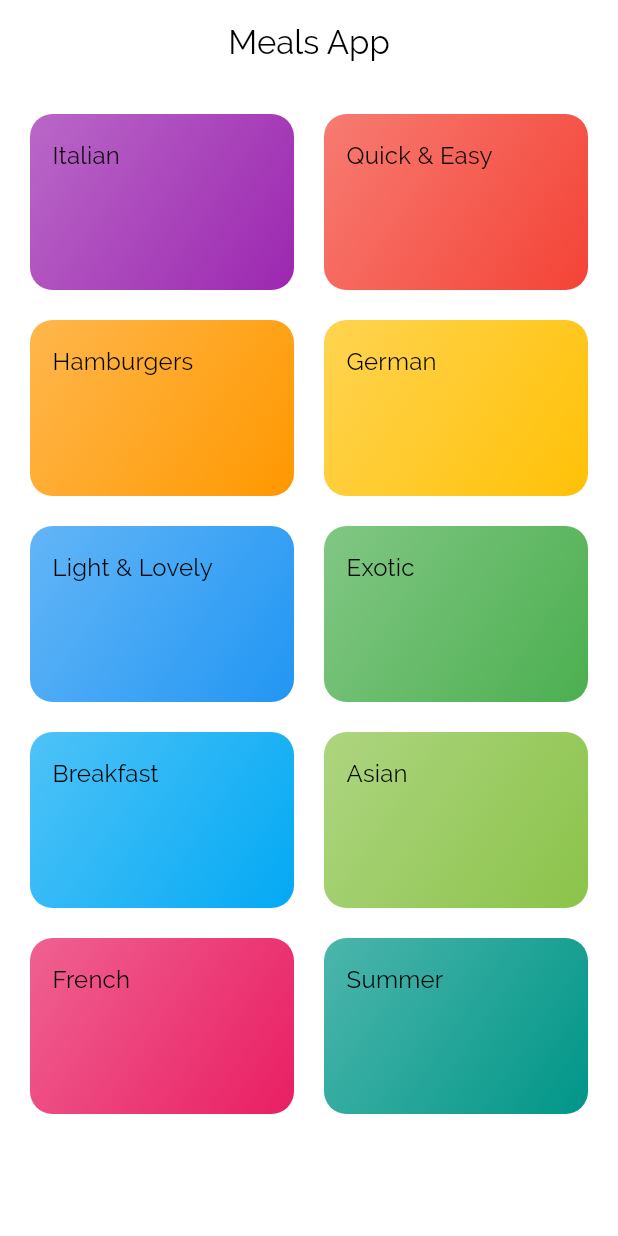
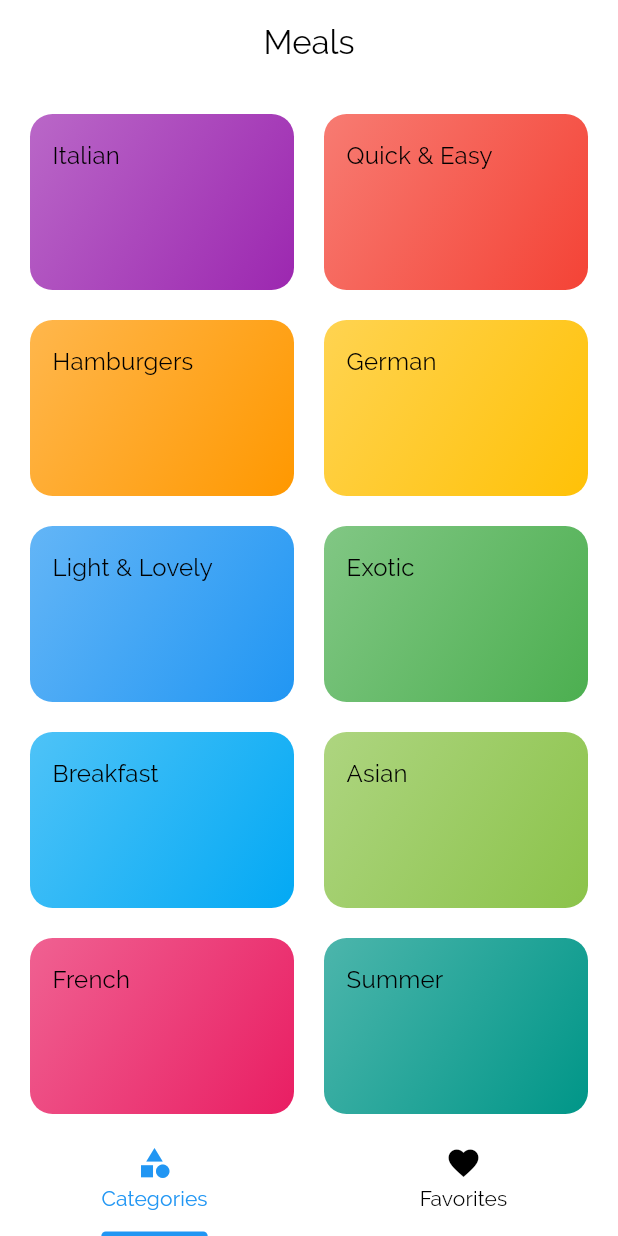
Before and after one commit to Braulio08/meals_app, a Flutter app: the screen it shows after launch, on a phone screen of 412 x 824 dp. Run offline on Flutter 3.47's test engine with Material 2 defaults, Android fonts, the phone set to English and light mode, and no system bars; drawn by our look-alikes of dynamic_color.

Commit message:
Adding TabBar

```diff
--- a/lib/main.dart
+++ b/lib/main.dart
@@ -1,6 +1,7 @@
 import 'package:flutter/material.dart';
 import 'package:dynamic_color/dynamic_color.dart';
-import './screens/categories_screen.dart';
+import '../screens/tabs_screen.dart';
+import '../screens/meal_detail_screen.dart';
 import './screens/category_meals_screen.dart';
 
 void main() {
@@ -35,9 +36,9 @@ class MyApp extends StatelessWidget {
         themeMode: ThemeMode.system,
         initialRoute: '/',
         routes: {
-          '/': (context) => const CategoriesScreen(),
-          CategoryMealsScreen.routeName: (context) =>
-              const CategoryMealsScreen(),
+          '/': (context) => const TabsScreen(),
+          CategoryMealsScreen.routeName: (context) => const CategoryMealsScreen(),
+          MealDetailsScreen.routeName: (context) => const MealDetailsScreen(),
         },
       );
     });
--- a/lib/screens/categories_screen.dart
+++ b/lib/screens/categories_screen.dart
@@ -9,7 +9,7 @@ class CategoriesScreen extends StatelessWidget {
   Widget build(BuildContext context) {
     return Scaffold(
       appBar: AppBar(
-        title: const Text('Meals App'),
+        title: const Text('Meals'),
         centerTitle: true,
       ),
       body: GridView(
--- a/lib/screens/category_meals_screen.dart
+++ b/lib/screens/category_meals_screen.dart
@@ -24,7 +24,7 @@ class CategoryMealsScreen extends StatelessWidget {
       ),
       body: ListView.builder(
         itemBuilder: (context, index) {
-          return MealItem(title: categoryMeals[index].title, imageUrl: categoryMeals[index].imageUrl, duration: categoryMeals[index].duration, complexity: categoryMeals[index].complexity, affordability: categoryMeals[index].affordability);
+          return MealItem(meal: categoryMeals[index],);
         },
         itemCount: categoryMeals.length,
       ),
--- /dev/null
+++ b/lib/screens/tabs_screen.dart
@@ -0,0 +1,39 @@
+import 'package:flutter/material.dart';
+import 'package:meals_app/screens/favortites_screen.dart';
+import './categories_screen.dart';
+
+class TabsScreen extends StatefulWidget {
+  const TabsScreen({super.key});
+
+  @override
+  State<TabsScreen> createState() => _TabsScreenState();
+}
+
+class _TabsScreenState extends State<TabsScreen> {
+  @override
+  Widget build(BuildContext context) {
+    return const DefaultTabController(
+      length: 2,
+      child: Scaffold(
+        bottomNavigationBar: TabBar(
+          tabs: [
+            Tab(
+              icon: Icon(Icons.category),
+              text: 'Categories',
+            ),
+            Tab(
+              icon: Icon(Icons.favorite),
+              text: 'Favorites',
+            ),
+          ],
+        ),
+        body: TabBarView(
+          children: [
+            CategoriesScreen(),
+            FavoritesScreen(),
+          ],
+        ),
+      ),
+    );
+  }
+}
```
Also changed, not shown: lib/screens/favortites_screen.dart (added, +13 -0 lines), lib/screens/meal_detail_screen.dart (added, +103 -0 lines), lib/widgets/meal_item.dart (+99 -14 lines).
